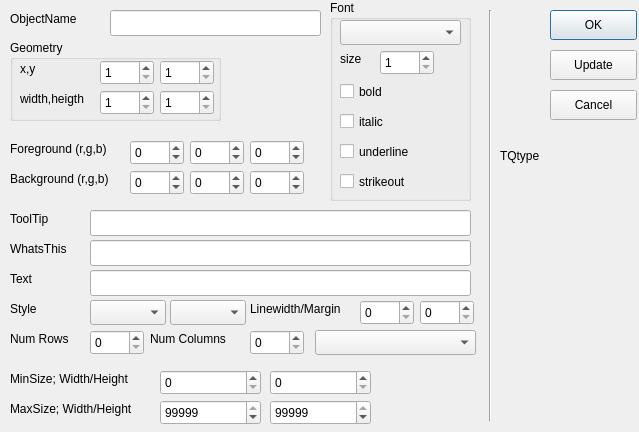
The window that pvdevelop/dlgproperty.ui (nestorlevi/PvSuite) describes before a commit, drawn with Qt 5.
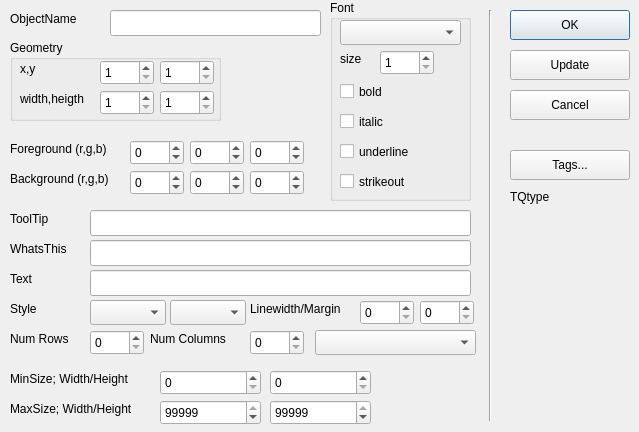
The same window after the commit.

```diff
--- a/pvdevelop/dlgproperty.ui
+++ b/pvdevelop/dlgproperty.ui
@@ -329,9 +329,9 @@
   <widget class="QPushButton" name="updateButton" >
    <property name="geometry" >
     <rect>
-     <x>550</x>
+     <x>510</x>
      <y>50</y>
-     <width>87</width>
+     <width>120</width>
      <height>30</height>
     </rect>
    </property>
@@ -342,9 +342,9 @@
   <widget class="QPushButton" name="cancelButton" >
    <property name="geometry" >
     <rect>
-     <x>550</x>
+     <x>510</x>
      <y>90</y>
-     <width>87</width>
+     <width>120</width>
      <height>30</height>
     </rect>
    </property>
@@ -352,15 +352,40 @@
     <string>Cancel</string>
    </property>
   </widget>
+  <widget class="QPushButton" name="bindButton" >
+   <property name="geometry" >
+    <rect>
+     <x>510</x>
+     <y>150</y>
+     <width>120</width>
+     <height>30</height>
+    </rect>
+   </property>
+   <property name="toolTip" >
+    <string>Accion (escribir tags, ir a otra pantalla) y animacion (texto, color, visible) sin escribir codigo</string>
+   </property>
+   <property name="text" >
+    <string>Tags...</string>
+   </property>
+   <property name="autoDefault" >
+    <bool>false</bool>
+   </property>
+  </widget>
   <widget class="QLabel" name="labelType" >
    <property name="geometry" >
     <rect>
-     <x>500</x>
-     <y>140</y>
-     <width>131</width>
-     <height>31</height>
+     <x>510</x>
+     <y>190</y>
+     <width>120</width>
+     <height>40</height>
     </rect>
    </property>
+   <property name="alignment" >
+    <set>Qt::AlignLeading|Qt::AlignLeft|Qt::AlignTop</set>
+   </property>
+   <property name="wordWrap" >
+    <bool>true</bool>
+   </property>
    <property name="text" >
     <string>TQtype</string>
    </property>
@@ -718,9 +743,9 @@
   <widget class="QPushButton" name="okButton" >
    <property name="geometry" >
     <rect>
-     <x>550</x>
+     <x>510</x>
      <y>10</y>
-     <width>87</width>
+     <width>120</width>
      <height>30</height>
     </rect>
    </property>
```
